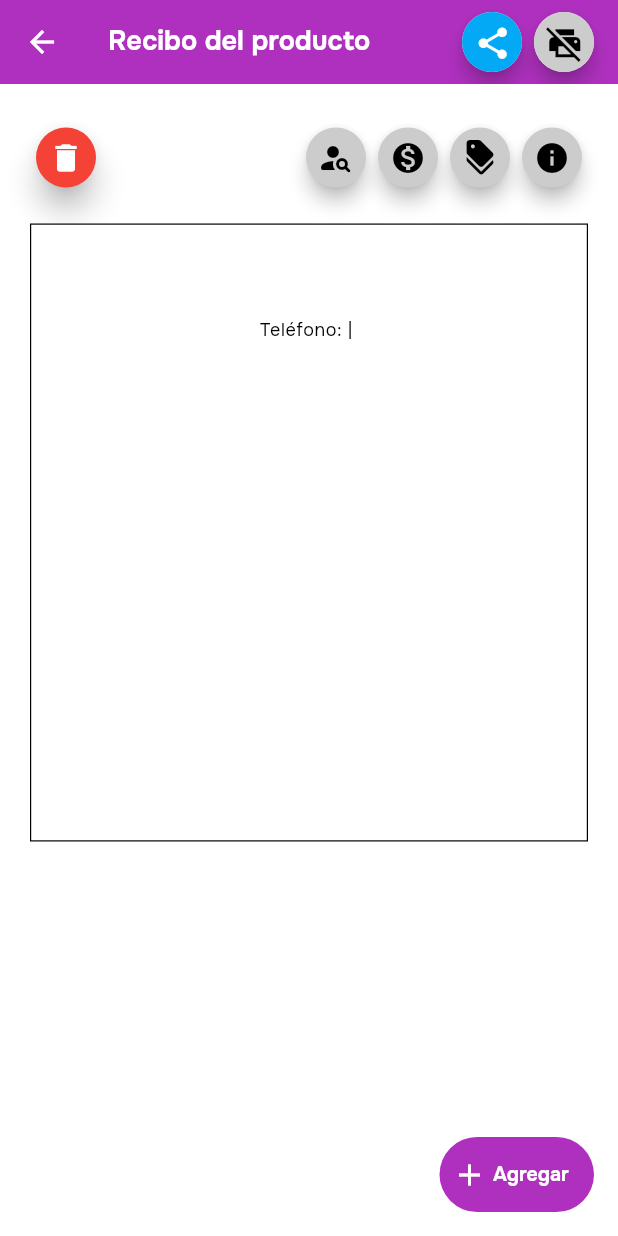
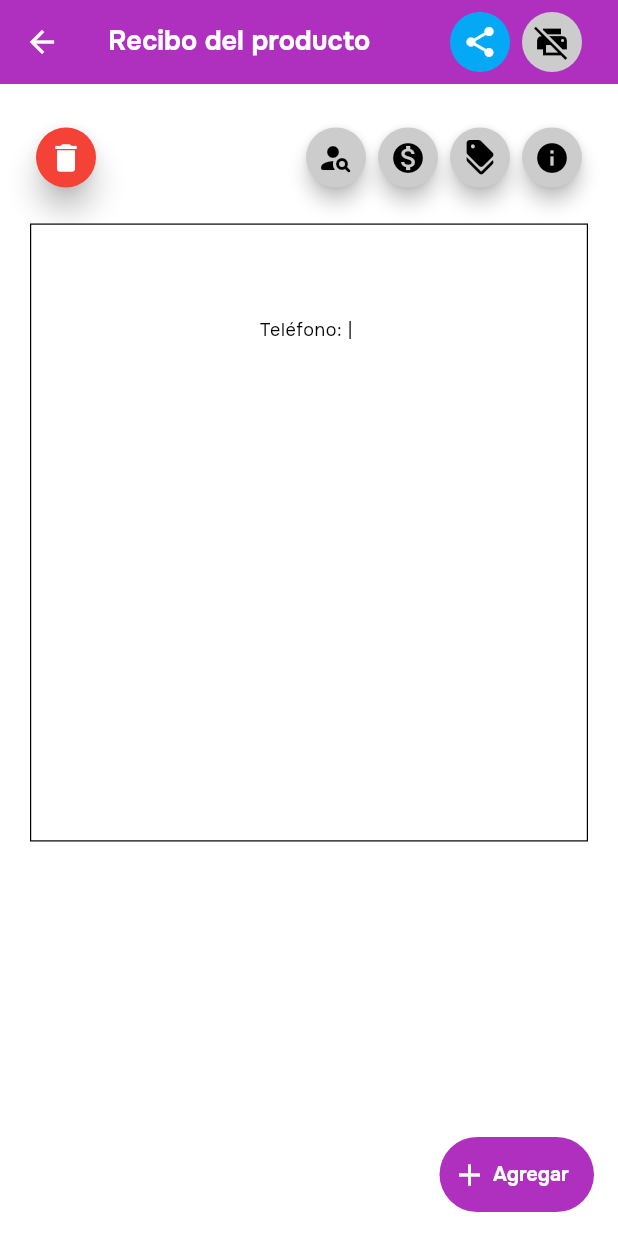
Before and after one commit to HanJian16/Ballots-Template, a Flutter app: the ProductInvoiceScreen screen opened by its route, on a phone screen of 412 x 824 dp. Run offline on Flutter 3.47's test engine with Material 3 defaults, Android fonts, the phone set to English and light mode, and no system bars; our stand-ins replace dio, flutter_dotenv, get, get_storage, google_fonts, permission_handler and 2 more; accounts and stored records are empty.

Commit message:
Crear función en ProductInvoice para convertir List<Map<String, dynamic>> a Widgets

```diff
--- a/frontend/ballots_template_flutter/lib/screens/invoice/product_invoice_screen.dart
+++ b/frontend/ballots_template_flutter/lib/screens/invoice/product_invoice_screen.dart
@@ -2,7 +2,6 @@ import 'package:ballots_template_flutter/theme/colors.dart';
 import 'package:ballots_template_flutter/widgets/add_item_btn.dart';
 import 'package:ballots_template_flutter/widgets/invoice/invoice_tool_bar.dart';
 import 'package:flutter/material.dart';
-import 'package:ballots_template_flutter/widgets/appbar_title_with_icon.dart';
 import 'package:ballots_template_flutter/widgets/screen_container.dart';
 import 'package:ballots_template_flutter/utils/invoice_resources/invoice_data.dart';
 import 'package:get/get.dart';
@@ -24,6 +23,27 @@ class _ProductInvoiceScreenState extends State<ProductInvoiceScreen> {
     invoiceData = box.read('storeData') ?? {};
   }
 
+  Widget _buildAppBarActions(List<Map<String, dynamic>> icons) {
+    return Padding(
+      padding: const EdgeInsets.only(right: 20),
+      child: Row(
+        children: icons.map((iconData) {
+          return IconButton(
+            icon: Icon(
+              iconData['icon'] as IconData,
+              color: iconData['color'] ?? AppColors.whiteColor,
+            ),
+            onPressed: iconData['onPressed'] as VoidCallback?,
+            style: ButtonStyle(
+              backgroundColor: WidgetStateProperty.all<Color>(
+                  iconData['background'] ?? AppColors.greyColor),
+            ),
+          );
+        }).toList(),
+      ),
+    );
+  }
+
   @override
   Widget build(BuildContext context) {
     TextTheme theme = Theme.of(context).textTheme;
@@ -32,16 +52,13 @@ class _ProductInvoiceScreenState extends State<ProductInvoiceScreen> {
       floatingActionButton: AddItemBtn(
         onPress: () {},
       ),
-      appBarChildren: Column(
-        children: [
-          AppBarTitleWithIcon(
-            text: 'Recibo del producto',
-            icon: Icons.receipt_rounded,
-            onPressed: () {},
-            list: InvoiceResources.invoiceIcons,
-          ),
-        ],
+      appBarChildren: Text(
+        'Recibo del producto',
+        style: theme.headlineLarge?.copyWith(
+          color: AppColors.whiteColor,
+        ),
       ),
+      appBarActions: [_buildAppBarActions(InvoiceResources.invoiceIcons)],
       children: Container(
         padding: const EdgeInsets.symmetric(horizontal: 20),
         child: SingleChildScrollView(
```
